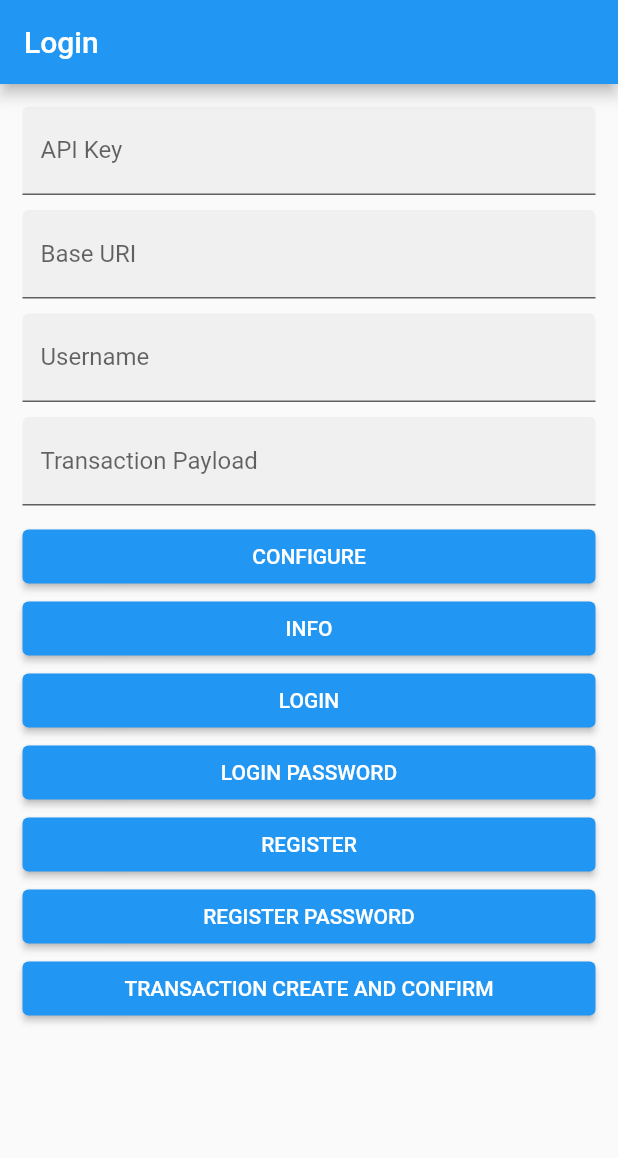
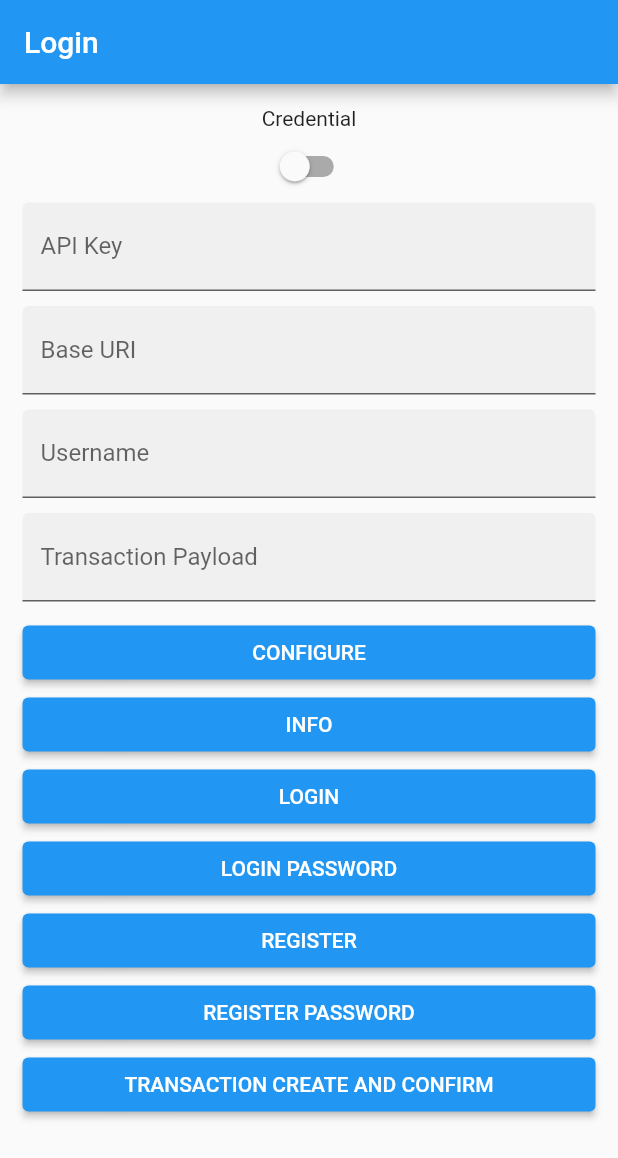
Before and after one commit to loginid1/flutter_test, a Flutter app: the screen it shows after launch, after a tap on "REGISTER", on a phone screen of 412 x 824 dp. Shown: the top 1158 px of the screen. Run offline on Flutter 3.47's test engine with Material 2 defaults, Android fonts, the phone set to English and light mode, and no system bars; missing offline and left inert: dart_jsonwebtoken, dotenv, flutterpluginfidologinapi.

```diff
--- a/lib/main.dart
+++ b/lib/main.dart
@@ -1,9 +1,13 @@
+import 'package:flutter/foundation.dart';
 import 'package:flutter/material.dart';
 import 'package:flutter/services.dart';
 
 import 'package:flutterpluginfidologinapi/flutterpluginfidologinapi.dart';
+import 'package:dart_jsonwebtoken/dart_jsonwebtoken.dart';
+import 'package:dotenv/dotenv.dart' show load, env;
 
 void main() {
+  load();
   runApp(MyApp());
 }
 
@@ -44,6 +48,7 @@ class _MyHomePageState extends State<MyHomePage> {
   final baseUriController = TextEditingController();
   final usernameController = TextEditingController();
   final txPayloadController = TextEditingController();
+  final privateKey = env["PRIVATE_KEY"];//.replaceAll("//n", "/n");
   var password = "Qwerty1!";
   var isLoggedIn = false;
   var needServiceToken = false;
@@ -73,6 +78,9 @@ class _MyHomePageState extends State<MyHomePage> {
   }
 
   Future<void> _configureLoginID(BuildContext context) async {
+    load();
+    print(env["PRIVATE_KEY"]);
+    print(privateKey);
     String clientId = apiKeyController.text;
     String baseURL = baseUriController.text;
     await FPLoginApi.configure(clientId, baseURL);
@@ -95,10 +103,11 @@ class _MyHomePageState extends State<MyHomePage> {
 
   Future<void> _registerFido2Handler(BuildContext context) async {
     String clientId =
-        "uuVBmXTV2qfT72ukvX92-CetrOEKIiLPpjJatMOB1ZompTWLZguM6UPFpKs_ruKsjzb62XyFxmLcz8MqwMmRDA==";
+        "IiJL7d3VCOJ7LL2ZcZmVp5T7clZ3Il7L1g1vgrnxk8QFl1Lc2_h6WarwhJMSve66B_avoNyzJsIeOp6V55_iSQ==";
     String baseURL =
-        "https://c83b7b90-1c22-11ec-b235-2df5f399316b.sandbox-usw1.api.loginid.io";
+        "https://94a8d020-1c77-11ec-b42a-bb8e0fc28366.usw1.loginid.io";
     await FPLoginApi.configure(clientId, baseURL);
+    createServiceToken("auth.register");
 
     final String username = usernameController.text;
 
@@ -225,6 +234,27 @@ class _MyHomePageState extends State<MyHomePage> {
     });
   }
 
+  void createServiceToken(String type) {
+    String tempPrivateKey = '''
+-----BEGIN PRIVATE KEY-----
+MIGHAgEAMBMGByqGSM49AgEGCCqGSM49AwEHBG0wawIBAQQgQ6UctZbLReLu5S58
+B7hgxyOCZklaGUUqL3cUgLpC8W6hRANCAAS2Jq0kJrZbAAFnCpThILgbJcO6Ao7u
+csncyzzQ4A8TGSasxD9j0EzvT9UY5+zE/XSK9gkGyQ+5D/O472EkaU/U
+-----END PRIVATE KEY-----
+    ''';
+    String serviceToken;
+    final jwt = JWT({
+      "type": type,
+      "iat": DateTime.now().millisecondsSinceEpoch
+    });
+
+    final key = ECPrivateKey(tempPrivateKey);
+
+    serviceToken = jwt.sign(key, algorithm: JWTAlgorithm.ES256);
+
+    print(serviceToken);
+  }
+
   @override
   Widget build(BuildContext context) {
     return Scaffold(
@@ -235,6 +265,21 @@ class _MyHomePageState extends State<MyHomePage> {
           child: ListView(
         padding: const EdgeInsets.all(15),
         children: [
+          new Text(
+            "Credential",
+            textAlign: TextAlign.center,
+          ),
+          new Switch(
+            key: Key("credential_switch"),
+            value: needServiceToken,
+            onChanged: (value) {
+              setState(() {
+                needServiceToken = value;
+              });
+            },
+            activeTrackColor: Colors.lightGreenAccent,
+            activeColor: Colors.green,
+          ),
           new Container(
             margin: const EdgeInsets.only(bottom: 10.0),
             child: TextField(
--- a/pubspec.yaml
+++ b/pubspec.yaml
@@ -39,6 +39,7 @@ dependencies:
   # The following adds the Cupertino Icons font to your application.
   # Use with the CupertinoIcons class for iOS style icons.
   cupertino_icons: ^1.0.2
+  dart_jsonwebtoken: ^2.3.2
 
 #dev_dependencies:
   #flutter_test:
@@ -56,7 +57,8 @@ flutter:
   uses-material-design: true
 
   # To add assets to your application, add an assets section, like this:
-  # assets:
+  assets:
+    - .env
   #   - images/a_dot_burr.jpeg
   #   - images/a_dot_ham.jpeg
 
```
Also changed, not shown: pubspec.lock.
